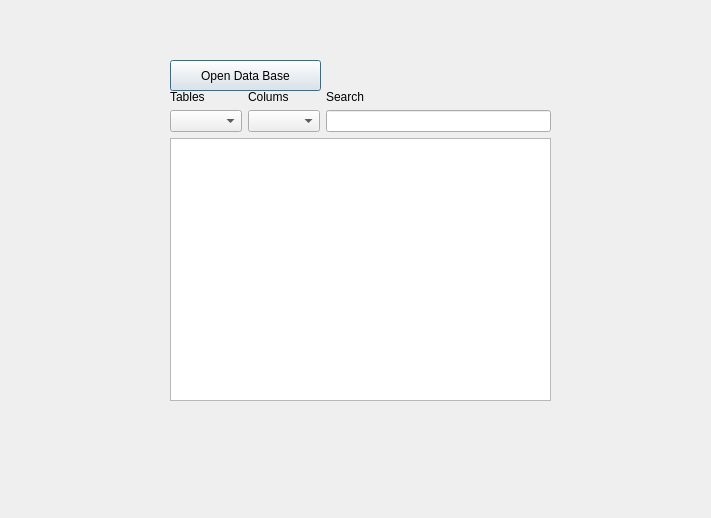
First picture: the form in secondwindow.ui, repository YarmoshIgop/Kursova_HotelH, before the edit.
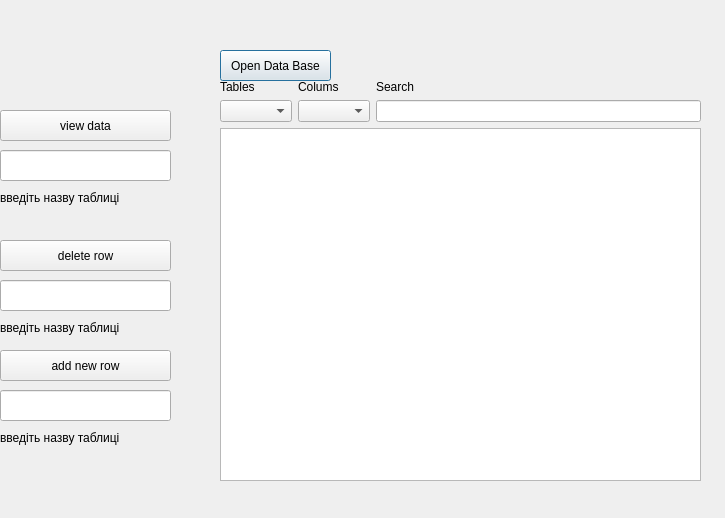
Second picture: the form after the edit.

```diff
--- a/secondwindow.ui
+++ b/secondwindow.ui
@@ -6,7 +6,7 @@
    <rect>
     <x>0</x>
     <y>0</y>
-    <width>711</width>
+    <width>725</width>
     <height>518</height>
    </rect>
   </property>
@@ -16,9 +16,9 @@
   <widget class="QPushButton" name="pushButton">
    <property name="geometry">
     <rect>
-     <x>170</x>
-     <y>60</y>
-     <width>151</width>
+     <x>220</x>
+     <y>50</y>
+     <width>111</width>
      <height>31</height>
     </rect>
    </property>
@@ -26,13 +26,13 @@
     <string>Open Data Base</string>
    </property>
   </widget>
-  <widget class="QWidget" name="">
+  <widget class="QWidget" name="layoutWidget">
    <property name="geometry">
     <rect>
-     <x>170</x>
-     <y>90</y>
-     <width>381</width>
-     <height>311</height>
+     <x>220</x>
+     <y>80</y>
+     <width>481</width>
+     <height>401</height>
     </rect>
    </property>
    <layout class="QVBoxLayout" name="verticalLayout_4">
@@ -87,6 +87,114 @@
     </item>
    </layout>
   </widget>
+  <widget class="QPushButton" name="pushButton_2">
+   <property name="geometry">
+    <rect>
+     <x>0</x>
+     <y>350</y>
+     <width>171</width>
+     <height>31</height>
+    </rect>
+   </property>
+   <property name="text">
+    <string>add new row</string>
+   </property>
+  </widget>
+  <widget class="QPushButton" name="delet_btn">
+   <property name="geometry">
+    <rect>
+     <x>0</x>
+     <y>240</y>
+     <width>171</width>
+     <height>31</height>
+    </rect>
+   </property>
+   <property name="text">
+    <string>delete row</string>
+   </property>
+  </widget>
+  <widget class="QPushButton" name="view_btn">
+   <property name="geometry">
+    <rect>
+     <x>0</x>
+     <y>110</y>
+     <width>171</width>
+     <height>31</height>
+    </rect>
+   </property>
+   <property name="text">
+    <string>view data</string>
+   </property>
+  </widget>
+  <widget class="QLineEdit" name="lineEdit_2">
+   <property name="geometry">
+    <rect>
+     <x>0</x>
+     <y>280</y>
+     <width>171</width>
+     <height>31</height>
+    </rect>
+   </property>
+  </widget>
+  <widget class="QLineEdit" name="lineEdit_3">
+   <property name="geometry">
+    <rect>
+     <x>0</x>
+     <y>390</y>
+     <width>171</width>
+     <height>31</height>
+    </rect>
+   </property>
+  </widget>
+  <widget class="QLabel" name="view_label">
+   <property name="geometry">
+    <rect>
+     <x>0</x>
+     <y>430</y>
+     <width>171</width>
+     <height>16</height>
+    </rect>
+   </property>
+   <property name="text">
+    <string>введіть назву таблиці</string>
+   </property>
+  </widget>
+  <widget class="QLabel" name="delete_label">
+   <property name="geometry">
+    <rect>
+     <x>0</x>
+     <y>320</y>
+     <width>171</width>
+     <height>16</height>
+    </rect>
+   </property>
+   <property name="text">
+    <string>введіть назву таблиці</string>
+   </property>
+  </widget>
+  <widget class="QLabel" name="add_label">
+   <property name="geometry">
+    <rect>
+     <x>0</x>
+     <y>190</y>
+     <width>171</width>
+     <height>16</height>
+    </rect>
+   </property>
+   <property name="text">
+    <string>введіть назву таблиці</string>
+   </property>
+  </widget>
+  <widget class="QLineEdit" name="lineEdit_4">
+   <property name="geometry">
+    <rect>
+     <x>0</x>
+     <y>150</y>
+     <width>171</width>
+     <height>31</height>
+    </rect>
+   </property>
+  </widget>
  </widget>
  <resources/>
  <connections/>
```
